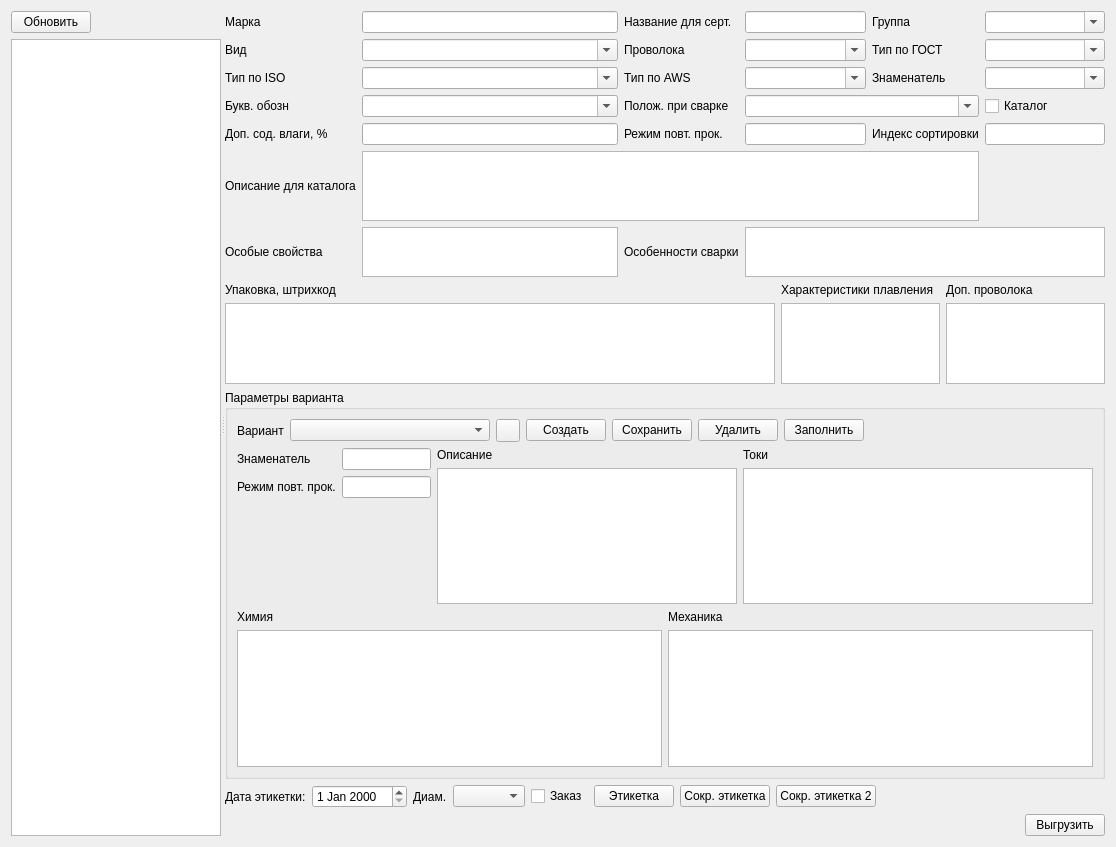
Old version of the form formmark.ui in the repository Sergeyego/el_sert.
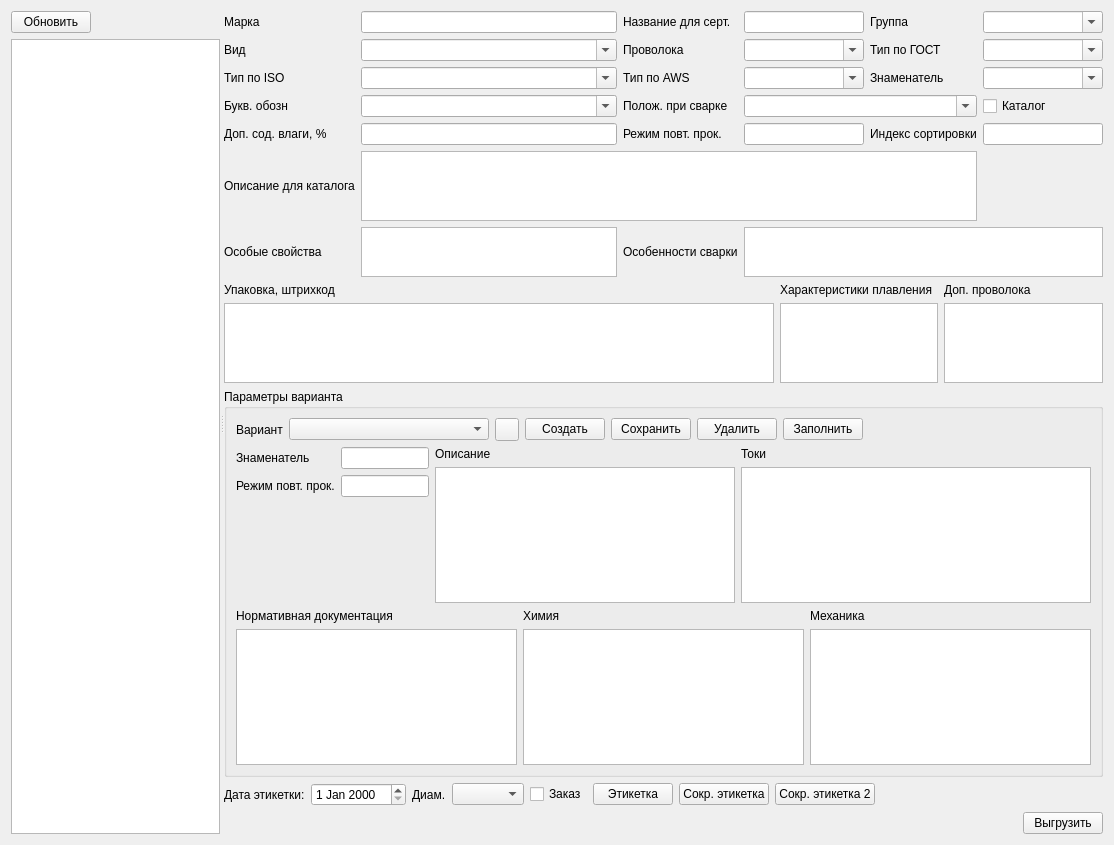
New version of the form. Icons and pictures are not drawn. Custom widgets are drawn as their Qt base class.

Commit message: нормативная документация в вариантах

What changed in the file:
```diff
--- a/formmark.ui
+++ b/formmark.ui
@@ -6,8 +6,8 @@
    <rect>
     <x>0</x>
     <y>0</y>
-    <width>1116</width>
-    <height>847</height>
+    <width>1114</width>
+    <height>845</height>
    </rect>
   </property>
   <property name="windowTitle">
@@ -572,6 +572,20 @@
           </item>
           <item>
            <layout class="QHBoxLayout" name="horizontalLayout_2">
+            <item>
+             <layout class="QVBoxLayout" name="verticalLayout_12">
+              <item>
+               <widget class="QLabel" name="label_20">
+                <property name="text">
+                 <string>Нормативная документация</string>
+                </property>
+               </widget>
+              </item>
+              <item>
+               <widget class="DbViewer" name="tableViewGost"/>
+              </item>
+             </layout>
+            </item>
             <item>
              <layout class="QVBoxLayout" name="verticalLayout">
               <item>
```
The commit also changes 44 other files.
